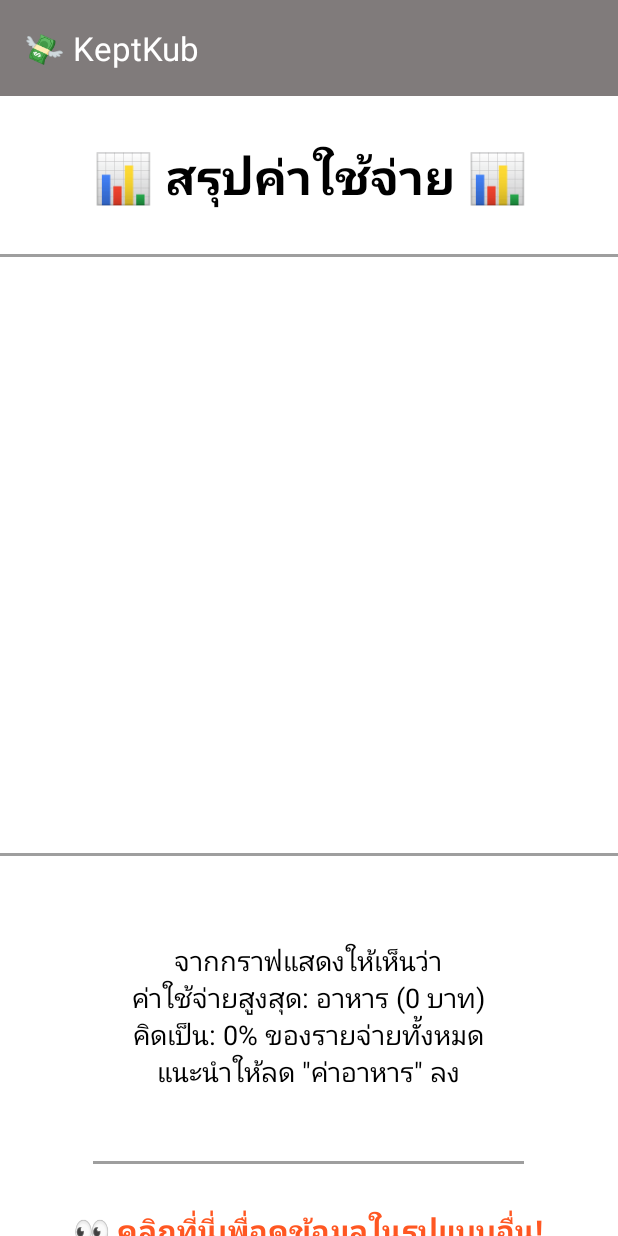
After one commit to TkritpooM/MoneySavingRating, an Android app: the GraphManifest screen opened directly, with no data from a screen before it, on a phone screen of 412 x 824 dp. The commit adds this screen. Run offline under Robolectric (Android 15) with nearby library versions, the phone set to English and light mode, and no system bars; libraries missing offline, so code that uses them is left out: com.anychart, com.anychart.chart, com.anychart.charts, com.anychart.core, com.anychart.data and 1 more; 12 statements that could not run were skipped.

Commit message:
99.99% done

```diff
--- a/app/build.gradle.kts
+++ b/app/build.gradle.kts
@@ -40,4 +40,6 @@ dependencies {
     testImplementation(libs.junit)
     androidTestImplementation(libs.ext.junit)
     androidTestImplementation(libs.espresso.core)
+
+    implementation("com.github.AnyChart:AnyChart-Android:1.1.5")
 }
--- a/app/src/main/AndroidManifest.xml
+++ b/app/src/main/AndroidManifest.xml
@@ -12,6 +12,9 @@
         android:supportsRtl="true"
         android:theme="@style/Theme.Projectapp"
         tools:targetApi="31">
+        <activity
+            android:name=".GraphManifest"
+            android:exported="false" />
         <activity
             android:name=".Sugesstion"
             android:exported="false" />
--- /dev/null
+++ b/app/src/main/java/com/example/project_app/GraphManifest.java
@@ -0,0 +1,305 @@
+package com.example.project_app;
+
+import android.content.Intent;
+import android.os.Bundle;
+import android.os.Looper;
+import android.os.Handler;
+import android.util.Log;
+import android.view.View;
+import android.widget.Button;
+import android.widget.FrameLayout;
+import android.widget.TextView;
+import android.widget.Toast;
+
+import androidx.activity.EdgeToEdge;
+import androidx.appcompat.app.AppCompatActivity;
+import androidx.core.content.ContextCompat;
+import androidx.core.graphics.Insets;
+import androidx.core.view.ViewCompat;
+import androidx.core.view.WindowInsetsCompat;
+
+// For Chart
+import com.anychart.AnyChart;
+import com.anychart.AnyChartView;
+import com.anychart.chart.common.dataentry.DataEntry;
+import com.anychart.chart.common.dataentry.ValueDataEntry;
+import com.anychart.charts.Pie;
+
+import com.anychart.charts.Cartesian;
+import com.anychart.core.cartesian.series.Column;
+import com.anychart.data.Mapping;
+import com.anychart.data.Set;
+import com.anychart.enums.Anchor;
+import com.anychart.enums.HoverMode;
+import com.anychart.enums.Position;
+import com.anychart.enums.TooltipPositionMode;
+
+import java.util.ArrayList;
+import java.util.Collections;
+import java.util.Comparator;
+import java.util.List;
+
+
+public class GraphManifest extends AppCompatActivity {
+
+    private FrameLayout chartContainer; // Used to output any type of chart
+    private boolean isPieChart = true; // Start with PieChart
+    Button mybackBT, myresetBT;
+
+
+    @Override
+    protected void onCreate(Bundle savedInstanceState) {
+        super.onCreate(savedInstanceState);
+        EdgeToEdge.enable(this);
+        setContentView(R.layout.activity_graph_manifest);
+        ViewCompat.setOnApplyWindowInsetsListener(findViewById(R.id.main), (v, insets) -> {
+            Insets systemBars = insets.getInsets(WindowInsetsCompat.Type.systemBars());
+            v.setPadding(systemBars.left, systemBars.top, systemBars.right, systemBars.bottom);
+            return insets;
+        });
+
+        chartContainer = findViewById(R.id.piexbar_chart);
+        Button btnToggleChart = findViewById(R.id.btn_toggle_chart);
+
+        new Handler(Looper.getMainLooper()).postDelayed(() -> {
+            setupPieChart();
+        }, 200);
+
+        // กดปุ่มเพื่อสลับกราฟ
+        btnToggleChart.setOnClickListener(new View.OnClickListener() {
+            @Override
+            public void onClick(View v) {
+
+                chartContainer.removeAllViews(); // Delete previous chart or graph etc.
+                if (isPieChart) {
+                    setupBarChart();
+                    Toast.makeText(GraphManifest.this, "เปลี่ยนเป็น Bar Chart", Toast.LENGTH_SHORT).show();
+                } else {
+                    setupPieChart();
+                    Toast.makeText(GraphManifest.this, "เปลี่ยนเป็น Pie Chart", Toast.LENGTH_SHORT).show();
+                }
+                isPieChart = !isPieChart; // Change Stage (boolean)
+
+            }
+        });
+
+        //-----------------------------------------------------------------------------//
+
+        mybackBT = findViewById(R.id.btn_option1back);
+        myresetBT = findViewById(R.id.btn_option2reset);
+
+        //step 3 Go to Sugesstion Page
+        mybackBT.setOnClickListener(new View.OnClickListener() {
+            @Override
+            public void onClick(View v) {
+                //step 4
+                Intent myintent = new Intent(getApplicationContext(), Sugesstion.class);
+                startActivity(myintent);
+            }
+        });
+
+        //step 3 Back to Input Page & Reset variable
+        myresetBT.setOnClickListener(new View.OnClickListener() {
+            @Override
+            public void onClick(View v) {
+                // Reset Data on press
+                UserInputData.reset();
+
+                //step 4
+                Intent myintent = new Intent(getApplicationContext(), income.class);
+                startActivity(myintent);
+            }
+        });
+    }
+
+    private void setupPieChart(){
+
+        // Pie Graph //
+
+        // Step 1 Crate Pie Chart : Connect XML
+        AnyChartView chartView = new AnyChartView(this);
+        Pie pie = AnyChart.pie();
+
+        // Step 2 Prepare Data for chart
+        List<DataEntry> data1 = new ArrayList<>();
+        data1.add(new ValueDataEntry("อาหาร", UserInputData.getFood()));
+        data1.add(new ValueDataEntry("การเดินทาง", UserInputData.getTransport()));
+        data1.add(new ValueDataEntry("ค่าใช้จ่ายภายในบ้าน", UserInputData.getHousehold()));
+        data1.add(new ValueDataEntry("ค่าโทรศัพท์-ค่าเน็ต", UserInputData.getPhoneInternet()));
+        data1.add(new ValueDataEntry("อื่นๆ", UserInputData.getOthers()));
+
+        // Make Chart Header
+        pie.title("Expense");
+
+        // Step 4 Add data into hart
+        pie.data(data1);
+
+        // Step 5 Output AnyChartView
+        chartView.setChart(pie);
+
+        // Step 6 Send Chart to Framelayout to see output
+        chartContainer.addView(chartView);
+
+        //-----------------------------------------------------------------------------//
+
+        // Show OutPut for PieChart
+        outputtype1();
+    }
+
+    private void setupBarChart(){
+
+        // Prepare Data //
+
+        // Get Data from UserInputData
+        int income = UserInputData.getIncome();
+        int totalExpenses = UserInputData.getFood() +
+                UserInputData.getTransport() +
+                UserInputData.getHousehold() +
+                UserInputData.getPhoneInternet() +
+                UserInputData.getOthers();
+        int savingPercentage = UserInputData.getSavingsPercentage();
+
+        // Calculate
+        int savingAmount = (income * savingPercentage) / 100;
+        int remainingMoney = income - totalExpenses;
+
+        //-----------------------------------------------------------------------------//
+
+        // Bar Graph //
+
+        // Step 1 Create Bar Chart
+        AnyChartView chartView = new AnyChartView(this);
+        Cartesian barChart = AnyChart.column();
+
+        // Step 2 prepare data into graph
+        List<DataEntry> data = new ArrayList<>();
+        data.add(new CustomDataEntry("เงินคงเหลือ("+remainingMoney+")", remainingMoney,"#4CAF50"));
+        data.add(new CustomDataEntry("ตั้งเป้าไว้("+savingAmount+")", savingAmount,"#FF9800"));
+
+        // Step 3 กำหนดข้อมูลให้ Column
+        Column column = barChart.column(data);
+        column.data(data);
+
+        // Make Graph Header
+        barChart.title("Remaininng VS Goals");
+
+        // Step 4 Graph Setting
+        barChart.yScale().minimum(0d);
+        barChart.yAxis(0).labels().format("{%Value} บาท");
+
+        // Step 5 Output AnyChartView
+        chartView.setChart(barChart);
+
+        // Step 6 Send Chart to Framelayout to see output
+        chartContainer.addView(chartView);
+
+        //-----------------------------------------------------------------------------//
+
+        // Show OutPut for BarChart
+        outputtype2();
+    }
+
+    private class CustomDataEntry extends ValueDataEntry {
+        CustomDataEntry(String x, Number value, String color) {
+            super(x, value);
+            setValue("fill", color);
+        }
+    }
+
+    // Calculate and Show Output for PieChart
+    private void outputtype1(){
+        // Calculate and show the max details(Percents)
+
+        // Get Data from UserInputData.java
+        List<ExpenseItem> expenses = new ArrayList<>();
+        expenses.add(new ExpenseItem("อาหาร", UserInputData.getFood()));
+        expenses.add(new ExpenseItem("การเดินทาง", UserInputData.getTransport()));
+        expenses.add(new ExpenseItem("ค่าใช้จ่ายภายในบ้าน", UserInputData.getHousehold()));
+        expenses.add(new ExpenseItem("ค่าโทรศัพท์-ค่าเน็ต", UserInputData.getPhoneInternet()));
+        expenses.add(new ExpenseItem("อื่นๆ", UserInputData.getOthers()));
+
+        // Sort from highest to Lowest
+        Collections.sort(expenses, new Comparator<ExpenseItem>() {
+            @Override
+            public int compare(ExpenseItem o1, ExpenseItem o2) {
+                return Integer.compare(o2.amount, o1.amount);
+            }
+        });
+
+        // TotalValue
+        int totalValue = 0;
+        for (ExpenseItem entry : expenses) {
+            totalValue += entry.amount; // ดึงค่าของแต่ละรายการแล้วบวกกัน
+        }
+
+        // ดึงค่ามากที่สุด (อันแรกหลังจาก Sort)
+        ExpenseItem maxExpense = expenses.get(0);
+        String maxCategory = maxExpense.category; // ✅ หมวดหมู่ที่ใช้เงินมากที่สุด
+        int maxAmount = maxExpense.amount;
+
+        // Output
+        // Notes : Percent = ( max  / sum ) * 100
+        TextView maxCategoryText = findViewById(R.id.max_percent_Pie);
+        maxCategoryText.setText("จากกราฟแสดงให้เห็นว่า\n"+
+                                "ค่าใช้จ่ายสูงสุด: " + maxCategory + " (" + maxAmount + " บาท)\n"+
+                                "คิดเป็น: "+((int)(((double)maxAmount/totalValue)*100))+"% ของรายจ่ายทั้งหมด\n"+
+                                "แนะนำให้ลด \"ค่า"+ maxCategory + "\" ลง");
+
+    }
+
+    // Calculate and Show Output for PieChart
+    private void outputtype2(){
+
+        // Get Data from UserInputData
+        int income = UserInputData.getIncome();
+        int totalExpenses = UserInputData.getFood() +
+                UserInputData.getTransport() +
+                UserInputData.getHousehold() +
+                UserInputData.getPhoneInternet() +
+                UserInputData.getOthers();
+        int savingPercentage = UserInputData.getSavingsPercentage();
+
+        // Calculate
+        int savingAmount = (income * savingPercentage) / 100;
+        int remainingMoney = income - totalExpenses;
+
+        // Conditions
+        TextView compare = findViewById(R.id.max_percent_Pie);
+        if (remainingMoney >= (savingAmount*75)/100) {
+            if (remainingMoney >= (savingAmount) ) {
+                compare.setText("จากกราฟแสดงให้เห็นว่า\n"+
+                                "เงินคงเหลือมีค่า " + "\"มากกว่า\"" + " เงินออมที่ตั้งเป้าไว้\n"+
+                                "แสดงว่าการออมของคุณ -> "+"ดีมาก!");
+            }else{
+                compare.setText("จากกราฟแสดงให้เห็นว่า\n"+
+                        "เงินคงเหลือมีค่า " + "\"น้อยกว่า\"" + " เงินออมที่ตั้งเป้าไว้\n"+
+                        "แสดงว่าการออมของคุณ -> "+"ดี!");
+            }
+        } else if (remainingMoney >= (savingAmount*50)/100) {
+            compare.setText("จากกราฟแสดงให้เห็นว่า\n"+
+                    "เงินคงเหลือมีค่า " + "\"น้อยกว่า\"" + " เงินออมที่ตั้งเป้าไว้\n"+
+                    "แสดงว่าการออมของคุณ -> "+"ปกติ!");
+        } else {
+            if (remainingMoney >= ((savingAmount*20)/100)) {
+                compare.setText("จากกราฟแสดงให้เห็นว่า\n"+
+                        "เงินคงเหลือมีค่า " + "\"น้อยกว่า\"" + " เงินออมที่ตั้งเป้าไว้\n"+
+                        "แสดงว่าการออมของคุณ -> "+"ไม่ค่อยดี!");
+            }else{
+                compare.setText("จากกราฟแสดงให้เห็นว่า\n"+
+                        "เงินคงเหลือมีค่า " + "\"น้อยกว่า\"" + " เงินออมที่ตั้งเป้าไว้\n"+
+                        "แสดงว่าการออมของคุณ -> "+"ไม่ดี!");
+            }
+        }
+    }
+
+    // คลาสสำหรับเก็บข้อมูลค่าใช้จ่าย
+    static class ExpenseItem {
+        String category;
+        int amount;
+
+        ExpenseItem(String category, int amount) {
+            this.category = category;
+            this.amount = amount;
+        }
+    }
+}
--- /dev/null
+++ b/app/src/main/res/layout/activity_graph_manifest.xml
@@ -0,0 +1,157 @@
+<?xml version="1.0" encoding="utf-8"?>
+<LinearLayout xmlns:android="http://schemas.android.com/apk/res/android"
+    xmlns:app="http://schemas.android.com/apk/res-auto"
+    xmlns:tools="http://schemas.android.com/tools"
+    android:id="@+id/main"
+    android:layout_width="match_parent"
+    android:layout_height="match_parent"
+    android:background="#FFFFFF"
+    tools:context=".GraphManifest">
+
+    <androidx.core.widget.NestedScrollView
+        android:layout_width="match_parent"
+        android:layout_height="match_parent"
+        android:fillViewport="true">
+
+        <LinearLayout
+            android:layout_width="match_parent"
+            android:layout_height="wrap_content"
+            android:orientation="vertical">
+
+            <!-- แถบด้านบน (App Bar) -->
+            <com.google.android.material.appbar.AppBarLayout
+                android:layout_width="match_parent"
+                android:layout_height="wrap_content"
+                android:background="?attr/colorPrimary">
+
+                <com.google.android.material.appbar.MaterialToolbar
+                    android:id="@+id/toolbar"
+                    android:layout_width="match_parent"
+                    android:layout_height="?attr/actionBarSize"
+                    android:background="#807B7B"
+                    android:fontFamily="@font/aminimalbolditalic"
+                    app:title="💸 KeptKub"
+                    app:titleTextColor="@android:color/white" />
+            </com.google.android.material.appbar.AppBarLayout>
+
+            <TextView
+                android:id="@+id/summary_title"
+                android:layout_width="match_parent"
+                android:layout_height="wrap_content"
+                android:layout_marginTop="30dp"
+                android:gravity="center"
+                android:text="📊 สรุปค่าใช้จ่าย 📊"
+                android:textColor="#000"
+                android:textSize="32sp"
+                android:textStyle="bold" />
+
+            <!-- เส้นแบ่งส่วน -->
+            <View
+                android:layout_width="434dp"
+                android:layout_height="2dp"
+                android:layout_gravity="center"
+                android:layout_marginTop="30dp"
+                android:background="#9E9E9E" />
+
+            <!-- กราฟวงกลม & แท่ง -->
+            <FrameLayout
+                android:id="@+id/piexbar_chart"
+                android:layout_width="match_parent"
+                android:layout_height="397dp" />
+
+            <!-- เส้นแบ่งส่วน -->
+            <View
+                android:layout_width="434dp"
+                android:layout_height="2dp"
+                android:layout_gravity="center"
+                android:layout_marginBottom="10dp"
+                android:background="#9E9E9E" />
+
+            <!-- Max percent from Pie Chart -->
+            <TextView
+                android:id="@+id/max_percent_Pie"
+                android:layout_width="346dp"
+                android:layout_height="153dp"
+                android:layout_gravity="center_horizontal"
+                android:layout_marginTop="20dp"
+                android:gravity="center"
+                android:text="Descriptions"
+                android:textColor="#000"
+                android:textSize="18sp" />
+
+            <!-- เส้นแบ่งส่วน -->
+            <View
+                android:layout_width="287dp"
+                android:layout_height="2dp"
+                android:layout_gravity="center"
+                android:layout_marginTop="20dp"
+                android:layout_marginBottom="10dp"
+                android:background="#9E9E9E" />
+
+            <!-- Text: ดูข้อมูลในรูปแบบอื่น -->
+            <TextView
+                android:id="@+id/tv_info_other_view"
+                android:layout_width="wrap_content"
+                android:layout_height="wrap_content"
+                android:layout_gravity="center"
+                android:layout_marginTop="20dp"
+                android:text="👀 คลิกที่นี่เพื่อดูข้อมูลในรูปแบบอื่น!"
+                android:textColor="#FF5722"
+                android:textSize="20sp"
+                android:textStyle="bold" />
+
+            <!-- BTN for change Graph -->
+            <Button
+                android:id="@+id/btn_toggle_chart"
+                android:layout_width="117dp"
+                android:layout_height="62dp"
+                android:layout_gravity="center"
+                android:layout_marginTop="20dp"
+                android:layout_marginBottom="20dp"
+                android:backgroundTint="#2196F3"
+                android:foreground="?attr/selectableItemBackground"
+                android:padding="10dp"
+                android:text="เพิ่มเติม"
+                android:textSize="21sp" />
+
+            <LinearLayout
+                android:layout_width="match_parent"
+                android:layout_height="wrap_content"
+                android:layout_marginTop="10dp"
+                android:gravity="center"
+                android:orientation="horizontal">
+
+                <!-- Return -->
+                <Button
+                    android:id="@+id/btn_option1back"
+                    android:layout_width="0dp"
+                    android:layout_height="62dp"
+                    android:layout_weight="1"
+                    android:backgroundTint="#DC8707"
+                    android:elevation="4dp"
+                    android:padding="10dp"
+                    android:text="🔙 ย้อนกลับ"
+                    android:textColor="#FFFFFF"
+                    android:textSize="24sp"
+                    android:textStyle="bold"
+                    app:cornerRadius="0dp" />
+
+                <!-- Do it again -->
+                <Button
+                    android:id="@+id/btn_option2reset"
+                    android:layout_width="0dp"
+                    android:layout_height="62dp"
+                    android:layout_weight="1"
+                    android:backgroundTint="#009688"
+                    android:elevation="4dp"
+                    android:padding="10dp"
+                    android:text="ทำใหม่ 🔄"
+                    android:textColor="#FFFFFF"
+                    android:textSize="24sp"
+                    android:textStyle="bold"
+                    app:cornerRadius="0dp" />
+
+            </LinearLayout>
+        </LinearLayout>
+    </androidx.core.widget.NestedScrollView>
+</LinearLayout>
--- a/settings.gradle.kts
+++ b/settings.gradle.kts
@@ -16,6 +16,7 @@ dependencyResolutionManagement {
     repositories {
         google()
         mavenCentral()
+        maven("https://jitpack.io")
     }
 }
 
```
Also changed, not shown: app/src/main/java/com/example/project_app/Sugesstion.java (+13 -5 lines), app/src/main/java/com/example/project_app/expen.java (+7 -8 lines), app/src/main/java/com/example/project_app/result.java (+4 -4 lines), app/src/main/res/layout/activity_sugesstion.xml (+24 -8 lines).
